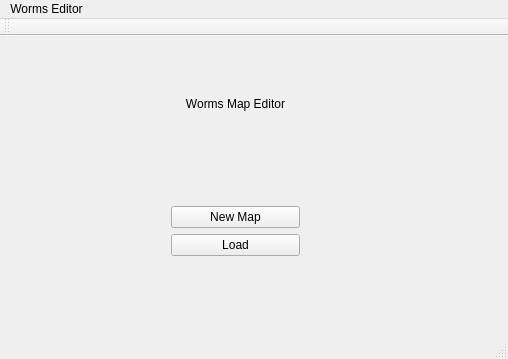
Old version of the form Editor/mainwindow.ui in the repository fedefunes96/worms.
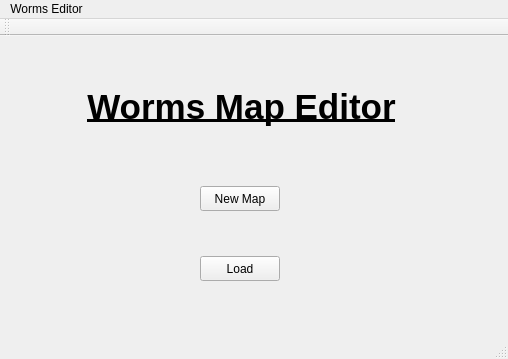
New version of the form.

```diff
--- a/Editor/mainwindow.ui
+++ b/Editor/mainwindow.ui
@@ -14,21 +14,29 @@
    <string>MainWindow</string>
   </property>
   <widget class="QWidget" name="centralWidget">
-   <widget class="QWidget" name="verticalLayoutWidget">
-    <property name="geometry">
-     <rect>
-      <x>160</x>
-      <y>50</y>
-      <width>151</width>
-      <height>181</height>
-     </rect>
-    </property>
-    <layout class="QVBoxLayout" name="verticalLayout">
-     <item>
       <widget class="QLabel" name="label">
+    <property name="geometry">
+     <rect>
+      <x>76</x>
+      <y>51</y>
+      <width>331</width>
+      <height>51</height>
+     </rect>
+    </property>
+    <property name="font">
+     <font>
+      <pointsize>26</pointsize>
+      <weight>75</weight>
+      <bold>true</bold>
+      <underline>true</underline>
+     </font>
+    </property>
        <property name="text">
         <string>Worms Map Editor</string>
        </property>
+    <property name="textFormat">
+     <enum>Qt::RichText</enum>
+    </property>
        <property name="scaledContents">
         <bool>true</bool>
        </property>
@@ -36,22 +44,31 @@
         <set>Qt::AlignHCenter|Qt::AlignTop</set>
        </property>
       </widget>
-     </item>
-     <item>
       <widget class="QPushButton" name="pushButton">
+    <property name="geometry">
+     <rect>
+      <x>200</x>
+      <y>150</y>
+      <width>80</width>
+      <height>25</height>
+     </rect>
+    </property>
        <property name="text">
         <string>New Map</string>
        </property>
       </widget>
-     </item>
-     <item>
       <widget class="QPushButton" name="load">
+    <property name="geometry">
+     <rect>
+      <x>200</x>
+      <y>220</y>
+      <width>80</width>
+      <height>25</height>
+     </rect>
+    </property>
        <property name="text">
         <string>Load</string>
        </property>
-      </widget>
-     </item>
-    </layout>
    </widget>
   </widget>
   <widget class="QMenuBar" name="menuBar">
```
Lines whose indentation alone changed are shown as unchanged.
